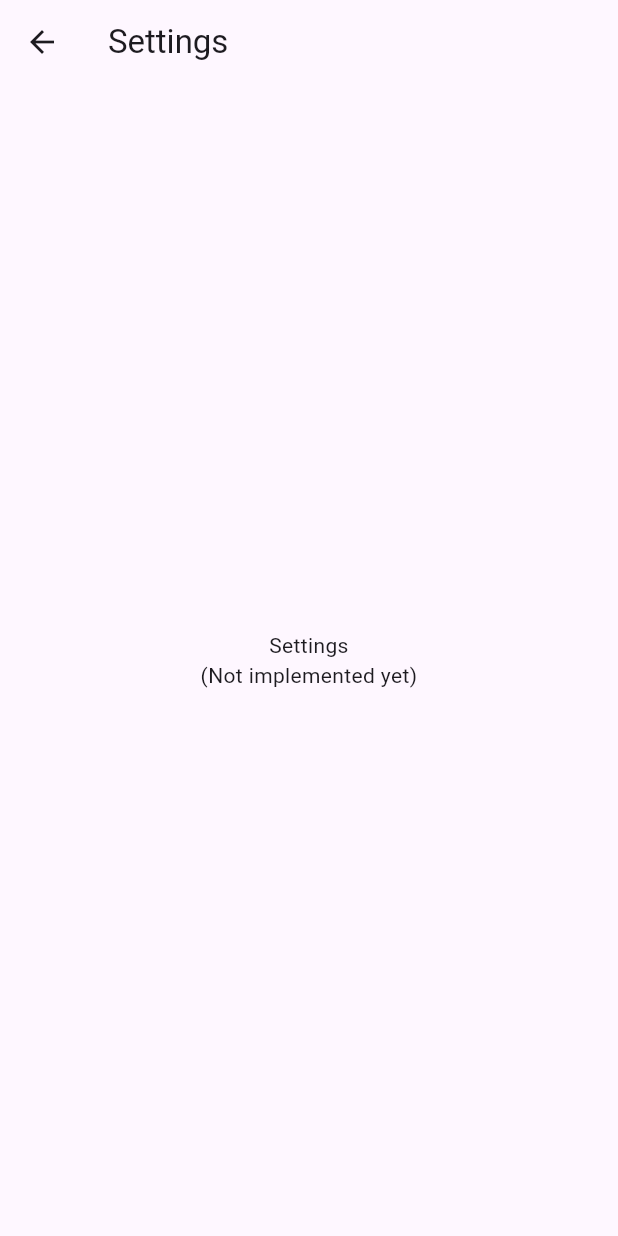
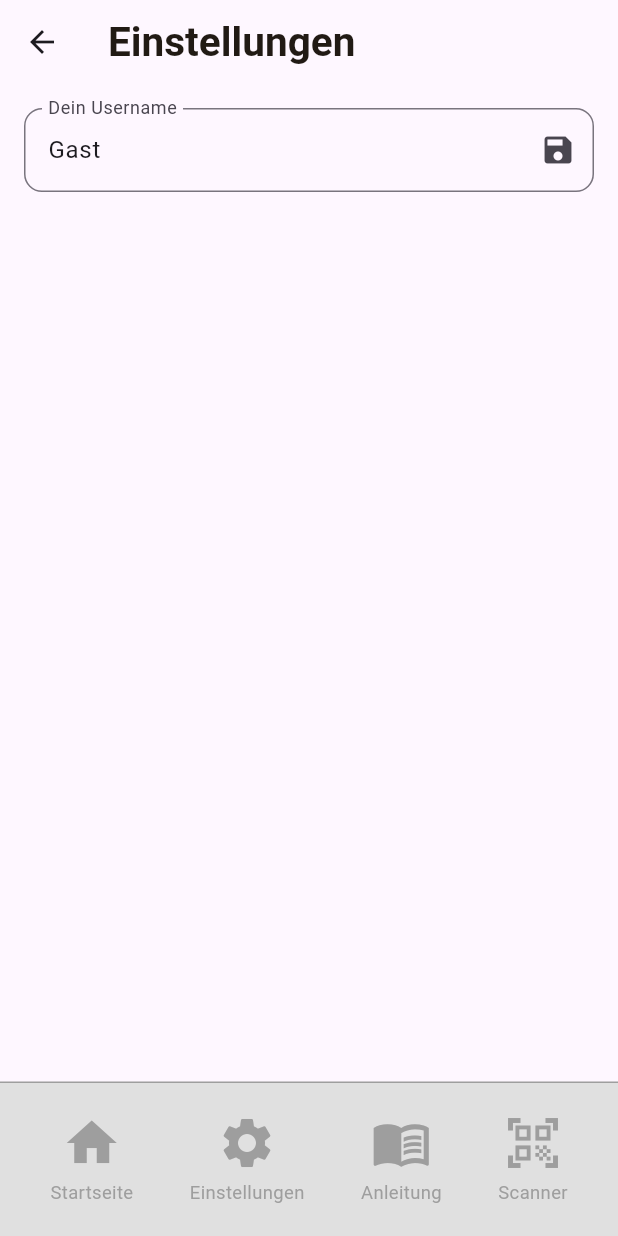
Before and after one commit to Manofward/Frontend_DigitaleWortkette, a Flutter app: the screen it shows after launch, item 2 of the bottom bar chosen, on a phone screen of 412 x 824 dp. Run offline on Flutter 3.47's test engine with Material 3 defaults, Android fonts, the phone set to English and light mode, and no system bars; our stand-ins replace app_links, flutter_svg, loading_animation_widget, permission_handler; missing offline and left inert: square_progress_indicator.

Commit message:
added the Settings and a working game page

```diff
--- a/lib/factories/screen_factory.dart
+++ b/lib/factories/screen_factory.dart
@@ -1,4 +1,5 @@
 import 'package:flutter/material.dart';
+import 'package:flutter_frontend/screens/settings.dart';
 
 // Screens
 import '../screens/home.dart';
@@ -36,7 +37,7 @@ class ScreenFactory {
 
     // Placeholder screens for features not yet implemented
     ScreenType.results: (_) => const _PlaceholderScreen(title: 'Results'),
-    ScreenType.settings: (_) => const _PlaceholderScreen(title: 'Settings'),
+    ScreenType.settings: (_) => const SettingsPage(),
     ScreenType.scanQr: (_) => const _PlaceholderScreen(title: 'QR Scanner'),
   };
 
--- /dev/null
+++ b/lib/screens/settings.dart
@@ -0,0 +1,74 @@
+import 'package:flutter/material.dart';
+import '../Widgets/footer_nav_bar.dart';
+import '../utils/theme/app_theme.dart';
+import '../factories/screen_factory.dart';
+import '../services/navigation.dart';
+import '../utils/get_username.dart';
+
+class SettingsPage extends StatefulWidget {
+  const SettingsPage({super.key});
+
+  @override
+  State<SettingsPage> createState() => _SettingsPageState();
+
+}
+class _SettingsPageState extends State<SettingsPage> {
+  final TextEditingController _usernameController = TextEditingController();
+
+  @override
+  void initState() {
+    super.initState();
+    _usernameController.text = getUsername(); // gespeicherten Namen laden
+  }
+
+  @override
+  void dispose() {
+    _usernameController.dispose();
+    super.dispose();
+  }
+
+  void _saveUsername() {
+    final name = _usernameController.text.trim();
+    if (name.isEmpty) return;
+
+    setUsername(name);
+
+    ScaffoldMessenger.of(context).showSnackBar(
+      const SnackBar(content: Text("Username gespeichert")),
+    );
+  }
+
+  @override
+  Widget build(BuildContext context) {
+    return Scaffold(
+      // App bar with the app title using themed styling
+      appBar: AppBar(title: Text('Einstellungen', style: AppTheme.lightTheme.textTheme.titleLarge)),
+      body: Padding(
+        padding: const EdgeInsets.all(16),
+        child: Column(
+          children: [
+            TextField(
+                controller: _usernameController,
+                decoration: InputDecoration(
+                  labelText: "Dein Username",
+                  border: OutlineInputBorder(borderRadius: BorderRadius.circular(12)),
+                  suffixIcon: IconButton(
+                    icon: const Icon(Icons.save),
+                    onPressed: _saveUsername,
+                  ),
+                ),
+                onSubmitted: (_) => _saveUsername(),
+              ),
+
+
+          ],
+        ),
+      ),
+      // Footer navigation bar with buttons for different app sections
+      bottomNavigationBar: FooterNavigationBar(
+        screenType: ScreenType.settings, // Indicates current screen for highlighting active button
+        onButtonPressed: (type) => handleFooterButton(context, type), // Handles button taps
+      ),
+    );
+  }
+}
--- a/lib/services/api_service.dart
+++ b/lib/services/api_service.dart
@@ -5,7 +5,7 @@ import 'dart:io';
 import 'dart:async';
 
 class ApiService {
-  static const String baseUrl = 'http://172.16.34.28:5000/api/v1/dwk'; // for testing with more real endpoints
+  static const String baseUrl = 'http://172.16.34.16:5000/api/v1/dwk'; // for testing with more real endpoints
   //static const String baseUrl = 'http://172.22.48.1:5000/api/v1/dwk'; // for the docker
   //static const String baseUrl = 'http://10.0.2.2:5000/api/v1/dwk'; // for local testing
 
--- a/lib/utils/get_username.dart
+++ b/lib/utils/get_username.dart
@@ -1,3 +1,11 @@
+class LocalUserData{
+  static String username = "Gast";
+}
+
 String getUsername() {
-  return "Gast"; // needs to be edited to get the username from the backend.
+  return LocalUserData.username; // needs to be edited to get the username from the backend.
 }
+
+void setUsername(String inputUsername) {
+  LocalUserData.username = inputUsername;
+}
```
Also changed, not shown: lib/screens/game.dart (+11 -6 lines).
